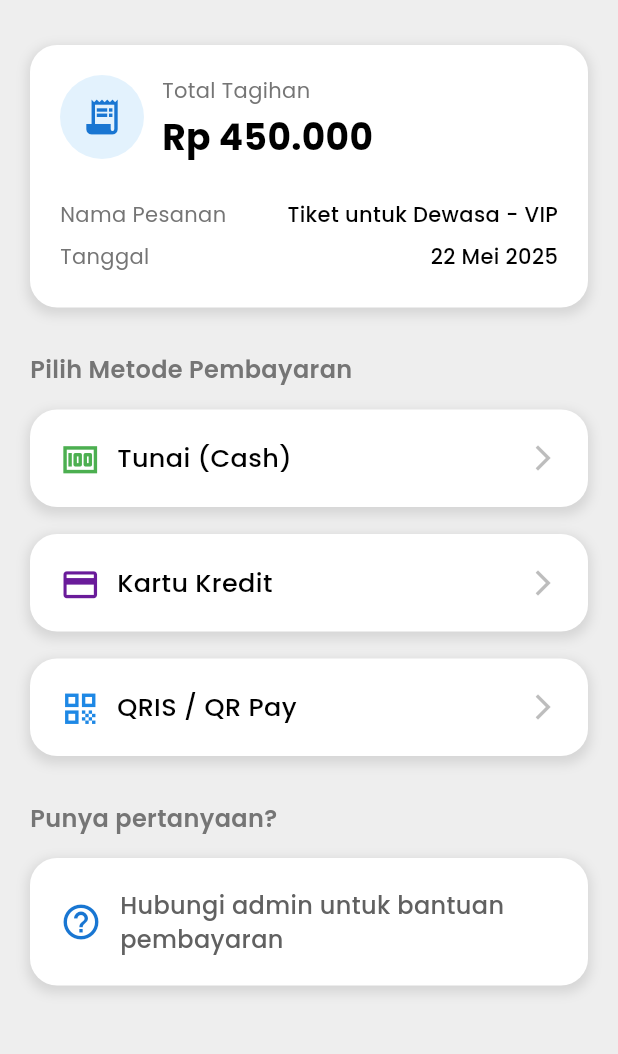
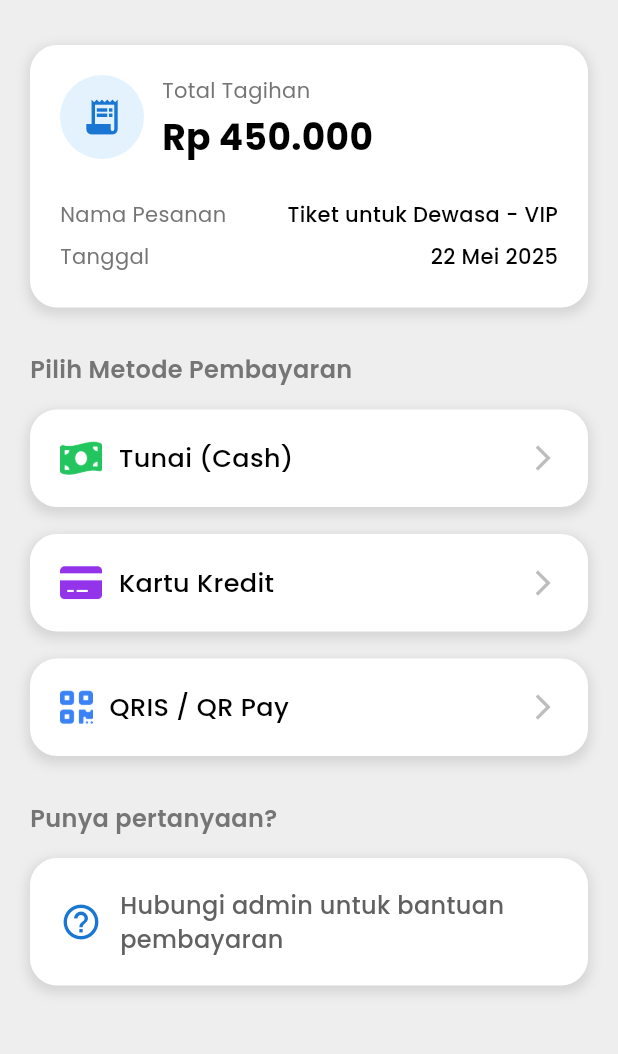
Before and after one commit to andkstrr/TicketingApp, a Flutter app: the PaymentPage screen opened directly, on a phone screen of 412 x 824 dp, the part 84-1138 px from its top. Run offline on Flutter 3.47's test engine with Material 3 defaults, Android fonts, the phone set to English and light mode, and no system bars; our stand-ins replace google_fonts.

Commit message:
update icon on payment

```diff
--- a/lib/payment.dart
+++ b/lib/payment.dart
@@ -171,12 +171,8 @@ class PaymentPage extends StatelessWidget {
                               Row(
                                 crossAxisAlignment: CrossAxisAlignment.center,
                                 children: [
-                                  Center(
-                                    child: Icon(
-                                      Icons.money,
-                                      size: 27,
-                                      color: Colors.green[500],
-                                    ),
+                                  Image.asset(
+                                    "assets/icons/cash.png"
                                   ),
                                   const SizedBox(width: 11),
                                   Text(
@@ -226,12 +222,8 @@ class PaymentPage extends StatelessWidget {
                               Row(
                                 crossAxisAlignment: CrossAxisAlignment.center,
                                 children: [
-                                  Center(
-                                    child: Icon(
-                                      Icons.credit_card_outlined,
-                                      size: 27,
-                                      color: Colors.purple[800],
-                                    ),
+                                  Image.asset(
+                                    "assets/icons/credit-card.png"
                                   ),
                                   const SizedBox(width: 11),
                                   Text(
@@ -281,12 +273,8 @@ class PaymentPage extends StatelessWidget {
                               Row(
                                 crossAxisAlignment: CrossAxisAlignment.center,
                                 children: [
-                                  Center(
-                                    child: Icon(
-                                      Icons.qr_code_sharp,
-                                      size: 27,
-                                      color: Colors.blue[600],
-                                    ),
+                                  Image.asset(
+                                    "assets/icons/qr-code.png"
                                   ),
                                   const SizedBox(width: 11),
                                   Text(
```
Also changed, not shown: assets/icons/cash.png (added), assets/icons/credit-card.png (added), assets/icons/qr-code.png (added), assets/icons/total.png.
